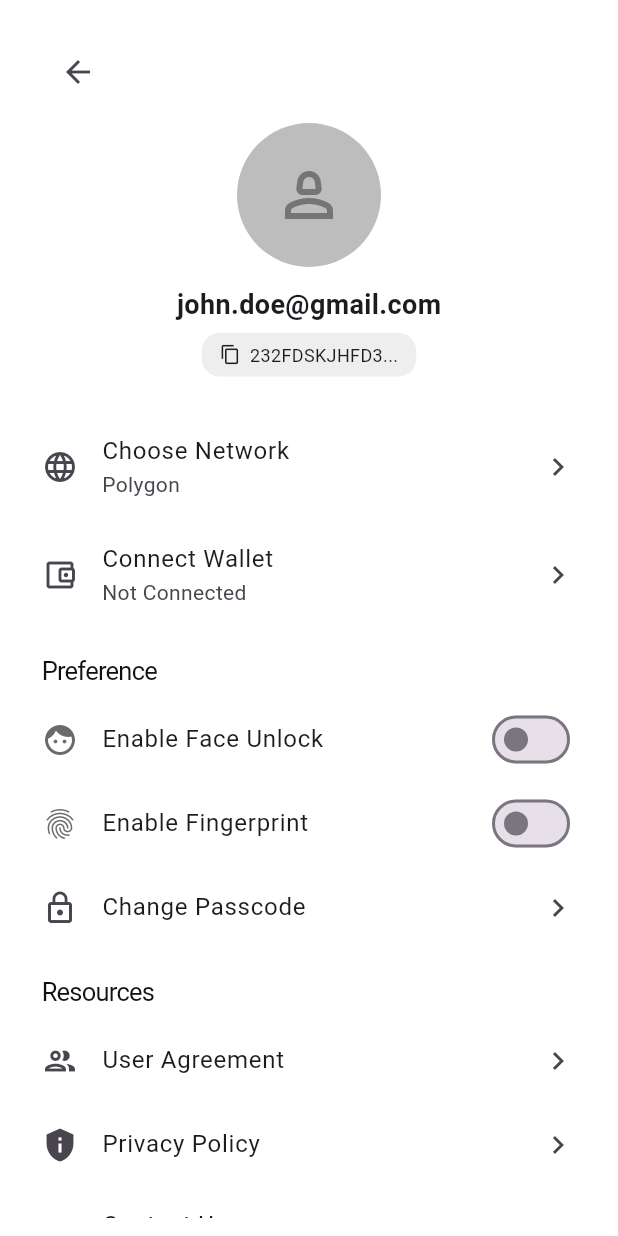
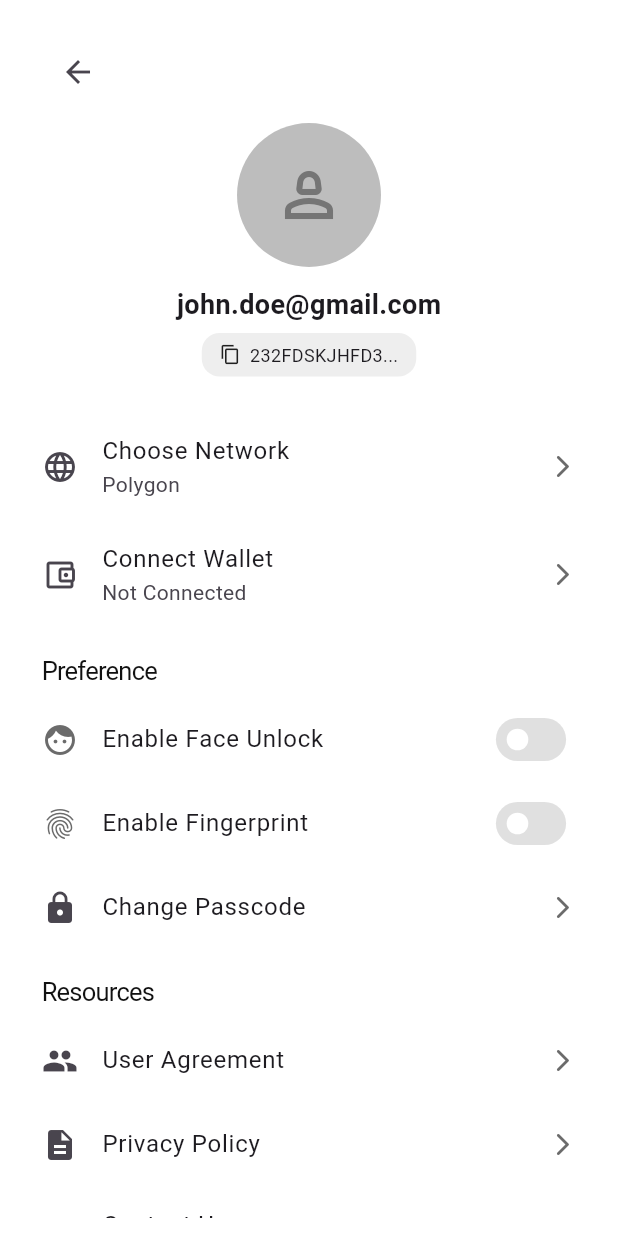
Before and after one commit to PragatiMahato/Soul_Project1, a Flutter app: the SettingScreen screen opened by its route, on a phone screen of 412 x 824 dp. Run offline on Flutter 3.47's test engine with Material 3 defaults, Android fonts, the phone set to English and light mode, and no system bars; our stand-ins replace pinput, qr_flutter; Roboto replaces fonts that are missing (Outfit).

Commit message:
Toggle Switcj added

```diff
--- a/lib/Presentations/Screens/Home/settingScreen.dart
+++ b/lib/Presentations/Screens/Home/settingScreen.dart
@@ -1,6 +1,7 @@
 import 'package:flutter/material.dart';
 import 'package:soul_project/Core/constants/appColors.dart';
 import 'package:soul_project/Core/constants/appStyles.dart';
+import 'package:soul_project/Presentations/Screens/Home/weidget/toggleSwitch.dart';
 
 class SettingScreen extends StatelessWidget {
   const SettingScreen({super.key});
@@ -96,26 +97,26 @@ class SettingScreen extends StatelessWidget {
               const SizedBox(height: 16),
               _section("Preference"),
 
-          _switchTile(
+          SettingSwitchTile(
   title: "Enable Face Unlock",
   icon: Icons.face,
 ),
 
-_switchTile(
+SettingSwitchTile(
   title: "Enable Fingerprint",
   icon: Icons.fingerprint,
 ),
 
               _tile(
-                icon: Icons.lock_outline,
+                icon: Icons.lock,
                 title: "Change Passcode",
               ),
 
               const SizedBox(height: 16),
               _section("Resources"),
 
-              _tile(icon: Icons.group_outlined, title: "User Agreement"),
-              _tile(icon: Icons.privacy_tip, title: "Privacy Policy"),
+              _tile(icon: Icons.people, title: "User Agreement"),
+              _tile(icon: Icons.description, title: "Privacy Policy"),
               _tile(
                 icon: Icons.phone_android,
                 title: "Contact Us",
@@ -195,22 +196,16 @@ _switchTile(
       leading: Icon(icon),
       title: Text(title),
       subtitle: subtitle != null ? Text(subtitle) : null,
-      trailing: const Icon(Icons.chevron_right),
+     trailing: const Icon(
+      Icons.arrow_forward_ios_rounded,
+      size: 18,
+      color: AppColors.bodyText,
+    ),
       onTap: () {},
     );
   }
 
-  static Widget _switchTile({
-  required String title,
-  required IconData icon,
-}) {
-  return SwitchListTile(
-    contentPadding: EdgeInsets.zero,
-    value: false,
-    onChanged: (v) {},
-    title: Text(title),
-    secondary: Icon(icon, color: AppColors.bodyText,),
-  );
-}
+
+
 
 }
--- /dev/null
+++ b/lib/Presentations/Screens/Home/weidget/toggleSwitch.dart
@@ -0,0 +1,46 @@
+import 'package:flutter/material.dart';
+import 'package:soul_project/Core/constants/appColors.dart';
+
+class SettingSwitchTile extends StatefulWidget {
+  final String title;
+  final IconData icon;
+
+  const SettingSwitchTile({super.key, required this.title, required this.icon});
+
+  @override
+  State<SettingSwitchTile> createState() => _SettingSwitchTileState();
+}
+
+class _SettingSwitchTileState extends State<SettingSwitchTile> {
+  bool _value = false;
+
+  @override
+  Widget build(BuildContext context) {
+    return ListTile(
+      contentPadding: EdgeInsets.zero,
+      leading: Icon(widget.icon, color: AppColors.bodyText),
+      title: Text(widget.title),
+      trailing: Transform.scale(
+        scale: 0.9,
+        child: Switch(
+          value: _value,
+          onChanged: (v) {
+            setState(() {
+              _value = v;
+            });
+          },
+
+          trackColor: WidgetStateProperty.resolveWith((states) {
+            return Colors.grey.shade300;
+          }),
+
+          trackOutlineColor: WidgetStateProperty.all(Colors.transparent),
+
+          thumbColor: WidgetStateProperty.all(Colors.white),
+
+          materialTapTargetSize: MaterialTapTargetSize.shrinkWrap,
+        ),
+      ),
+    );
+  }
+}
```
